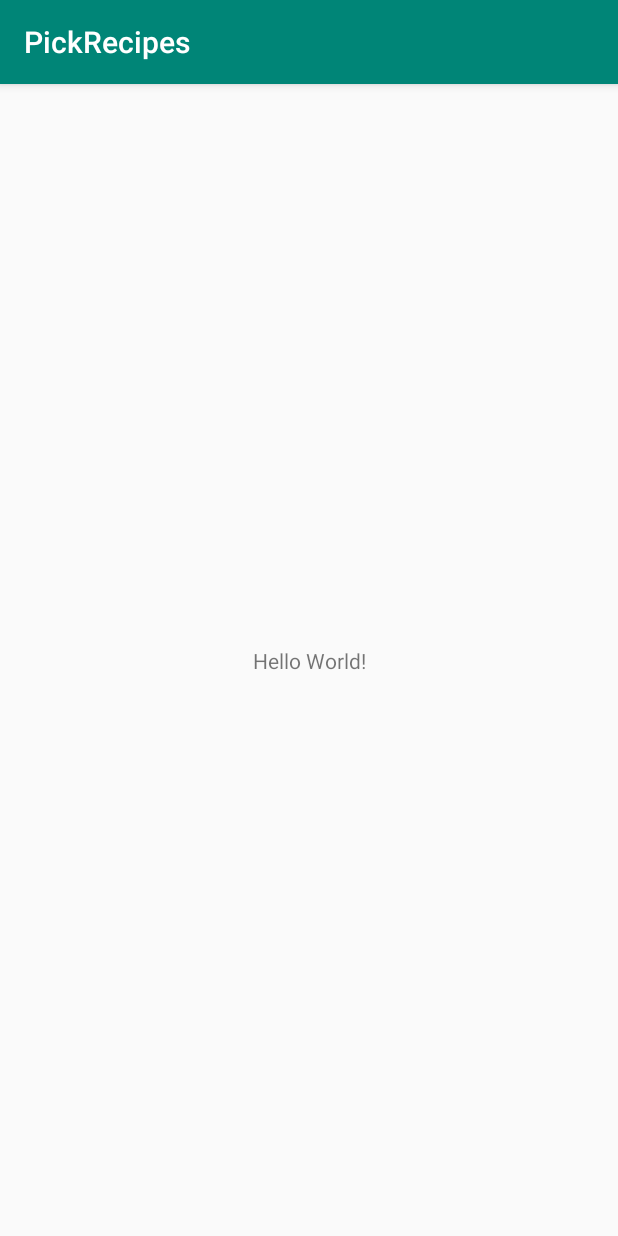
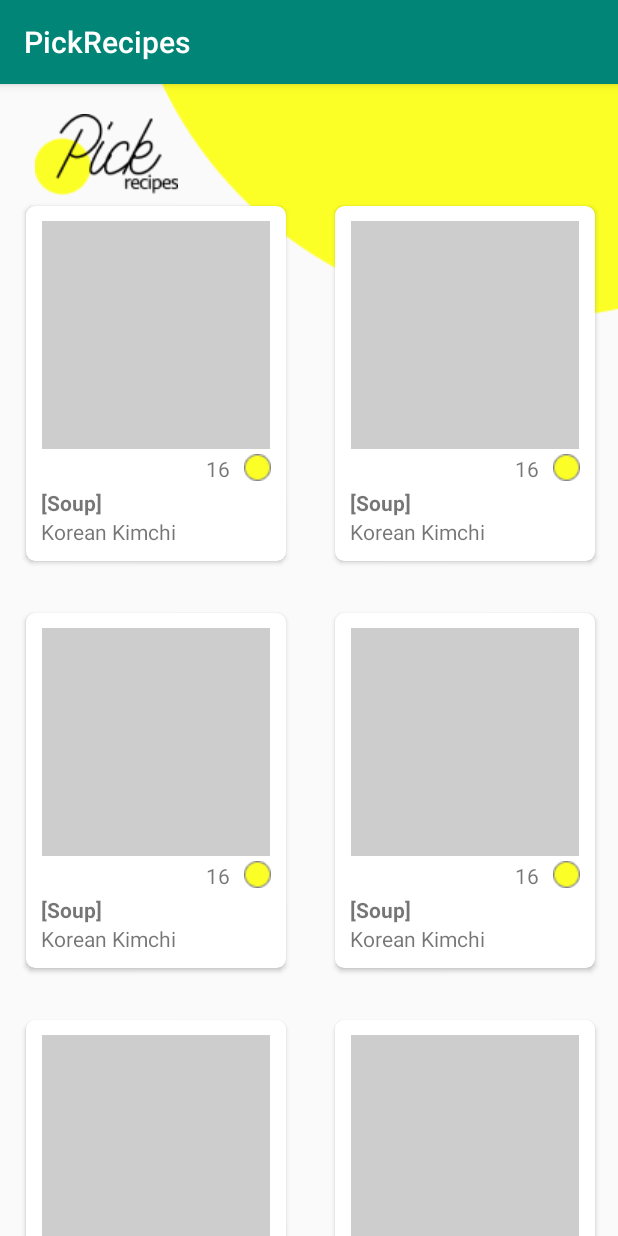
Before and after one commit to HYEOCK/PickRecipes, an Android app: the screen it shows after launch (MainActivity), on a phone screen of 412 x 824 dp. Run offline under Robolectric (Android 15) with nearby library versions, the phone set to English and light mode, and no system bars.

Commit message:
doing KfoodList RecyclerView

```diff
--- a/app/build.gradle
+++ b/app/build.gradle
@@ -25,6 +25,7 @@ dependencies {
     testImplementation 'junit:junit:4.12'
     androidTestImplementation 'com.android.support.test:runner:1.0.2'
     androidTestImplementation 'com.android.support.test.espresso:espresso-core:3.0.2'
+    implementation 'com.android.support:cardview-v7:28.0.0'
     implementation 'com.android.support:recyclerview-v7:28.0.0'
     implementation 'com.android.support:design:28.0.0'
 }
--- /dev/null
+++ b/app/src/main/java/com/example/pickrecipes/CardList.java
@@ -0,0 +1,27 @@
+package com.example.pickrecipes;
+
+public class CardList {
+    private String title;
+    private String contents;
+
+    public CardList(String title, String contents) {
+        this.title = title;
+        this.contents = contents;
+    }
+
+    public String getTitle() {
+        return title;
+    }
+
+    public void setTitle(String title) {
+        this.title = title;
+    }
+
+    public String getContents() {
+        return contents;
+    }
+
+    public void setContents(String contents) {
+        this.contents = contents;
+    }
+}
--- a/app/src/main/java/com/example/pickrecipes/KfoodList.java
+++ b/app/src/main/java/com/example/pickrecipes/KfoodList.java
@@ -2,12 +2,38 @@ package com.example.pickrecipes;
 
 import android.support.v7.app.AppCompatActivity;
 import android.os.Bundle;
+import android.support.v7.widget.GridLayoutManager;
+import android.support.v7.widget.LinearLayoutManager;
+import android.support.v7.widget.RecyclerView;
+
+import java.util.ArrayList;
+import java.util.List;
 
 public class KfoodList extends AppCompatActivity {
 
     @Override
     protected void onCreate(Bundle savedInstanceState) {
         super.onCreate(savedInstanceState);
-        setContentView(R.layout.activity_kfood_list);
+        setContentView(R.layout.activity_k_list);
+
+        RecyclerView recyclerView = findViewById(R.id.recyclerViewList);
+
+        RecyclerView.LayoutManager layoutManager = new GridLayoutManager(this, 2);
+        recyclerView.setLayoutManager(layoutManager);
+
+        List<CardList> dataList =  new ArrayList<>();
+        dataList.add(new CardList("[Soup]", "Korean Kimchi"));
+        dataList.add(new CardList("[Soup]", "Korean Kimchi"));
+        dataList.add(new CardList("[Soup]", "Korean Kimchi"));
+        dataList.add(new CardList("[Soup]", "Korean Kimchi"));
+        dataList.add(new CardList("[Soup]", "Korean Kimchi"));
+        dataList.add(new CardList("[Soup]", "Korean Kimchi"));
+        dataList.add(new CardList("[Soup]", "Korean Kimchi"));
+//        for (int i = 0; i < 10; i++){
+//            dataList.add(new CardList("soup", "kimchisoup"));
+//        }
+
+        RecyclerViewListAdapter adapter = new RecyclerViewListAdapter(dataList);
+        recyclerView.setAdapter(adapter);
     }
 }
--- a/app/src/main/java/com/example/pickrecipes/MainActivity.java
+++ b/app/src/main/java/com/example/pickrecipes/MainActivity.java
@@ -2,12 +2,34 @@ package com.example.pickrecipes;
 
 import android.support.v7.app.AppCompatActivity;
 import android.os.Bundle;
+import android.support.v7.widget.GridLayoutManager;
+import android.support.v7.widget.LinearLayoutManager;
+import android.support.v7.widget.RecyclerView;
+
+import java.util.ArrayList;
+import java.util.List;
 
 public class MainActivity extends AppCompatActivity {
 
     @Override
     protected void onCreate(Bundle savedInstanceState) {
         super.onCreate(savedInstanceState);
-        setContentView(R.layout.activity_main);
+        setContentView(R.layout.activity_k_list);
+        RecyclerView recyclerView = findViewById(R.id.recyclerViewList);
+
+        RecyclerView.LayoutManager layoutManager = new GridLayoutManager(this, 2);
+        recyclerView.setLayoutManager(layoutManager);
+
+        List<CardList> dataList =  new ArrayList<>();
+        dataList.add(new CardList("[Soup]", "Korean Kimchi"));
+        dataList.add(new CardList("[Soup]", "Korean Kimchi"));
+        dataList.add(new CardList("[Soup]", "Korean Kimchi"));
+        dataList.add(new CardList("[Soup]", "Korean Kimchi"));
+        dataList.add(new CardList("[Soup]", "Korean Kimchi"));
+        dataList.add(new CardList("[Soup]", "Korean Kimchi"));
+        dataList.add(new CardList("[Soup]", "Korean Kimchi"));
+
+        RecyclerViewListAdapter adapter = new RecyclerViewListAdapter(dataList);
+        recyclerView.setAdapter(adapter);
     }
 }
--- /dev/null
+++ b/app/src/main/java/com/example/pickrecipes/RecyclerViewListAdapter.java
@@ -0,0 +1,50 @@
+package com.example.pickrecipes;
+
+import android.support.annotation.NonNull;
+import android.support.v7.widget.RecyclerView;
+import android.view.LayoutInflater;
+import android.view.View;
+import android.view.ViewGroup;
+import android.widget.TextView;
+
+import java.util.List;
+
+public class RecyclerViewListAdapter extends RecyclerView.Adapter<RecyclerViewListAdapter.ViewHolder> {
+
+    private final List<CardList> mDataList;
+
+    public RecyclerViewListAdapter(List<CardList>dataList){
+        mDataList = dataList;
+    }
+
+    @NonNull
+    @Override
+    public ViewHolder onCreateViewHolder(@NonNull ViewGroup viewGroup, int i) { // 뷰홀더 만드는 부분
+        View view = LayoutInflater.from(viewGroup.getContext()).inflate(R.layout.list_cards, viewGroup, false);
+        return new ViewHolder(view);
+    }
+
+    @Override
+    public void onBindViewHolder(@NonNull ViewHolder viewHolder, int i) {
+        CardList list = mDataList.get(i);
+        viewHolder.title.setText(list.getTitle());
+        viewHolder.contests.setText(list.getContents());
+
+    }
+
+    @Override
+    public int getItemCount() {
+        return mDataList.size(); // 어댑터의 리스트 갯수
+    }
+
+    public static class ViewHolder extends  RecyclerView.ViewHolder{
+        TextView title;
+        TextView contests;
+
+        public ViewHolder(@NonNull View itemView) {
+            super(itemView);
+            title = itemView.findViewById(R.id.title_text);
+            contests = itemView.findViewById(R.id.content_text);
+        }
+    }
+}
--- /dev/null
+++ b/app/src/main/res/layout/activity_k_list.xml
@@ -0,0 +1,43 @@
+<?xml version="1.0" encoding="utf-8"?>
+<RelativeLayout
+    xmlns:android="http://schemas.android.com/apk/res/android"
+    xmlns:app="http://schemas.android.com/apk/res-auto"
+    xmlns:tools="http://schemas.android.com/tools"
+    android:layout_width="match_parent"
+    android:layout_height="match_parent"
+    tools:context=".KfoodList">
+
+    <ImageView
+        android:layout_width="wrap_content"
+        android:layout_height="wrap_content"
+        android:background="@drawable/bgy"
+        android:layout_alignParentEnd="true"/>
+
+    <ImageView
+        android:id="@+id/imageView"
+        android:layout_width="wrap_content"
+        android:layout_height="wrap_content"
+        app:srcCompat="@drawable/logo_s"
+        android:layout_marginStart="23dp"
+        android:layout_marginTop="20dp"/>
+
+    <TextView
+        android:layout_width="wrap_content"
+        android:layout_height="wrap_content"
+        android:text="Home > Korean food"
+        android:layout_marginStart="23dp"
+        android:layout_marginTop="95dp"/>
+
+    <ScrollView
+        android:layout_width="wrap_content"
+        android:layout_height="wrap_content">
+
+    <android.support.v7.widget.RecyclerView
+        android:id="@+id/recyclerViewList"
+        android:layout_width="match_parent"
+        android:layout_height="match_parent"
+        tools:listitem="@layout/list_cards"
+        android:layout_marginTop="110dp"/>
+    </ScrollView>
+
+</RelativeLayout>
--- /dev/null
+++ b/app/src/main/res/layout/list_cards.xml
@@ -0,0 +1,66 @@
+<?xml version="1.0" encoding="utf-8"?>
+<android.support.v7.widget.CardView
+    xmlns:android="http://schemas.android.com/apk/res/android"
+    xmlns:app="http://schemas.android.com/apk/res-auto"
+    xmlns:tools="http://schemas.android.com/tools"
+    android:layout_width="173dp"
+    android:layout_height="wrap_content"
+    android:layout_margin="17dp"
+    app:cardCornerRadius="6dp"
+    app:cardElevation="2dp"
+    tools:context=".KfoodList">
+
+    <LinearLayout
+        android:layout_width="match_parent"
+        android:layout_height="match_parent"
+        android:padding="10dp"
+        android:orientation="vertical">
+
+        <ImageView
+            android:id="@+id/listImg"
+            android:layout_width="152dp"
+            android:layout_height="152dp"
+            android:layout_gravity="center"
+            android:background="#44444444"
+            android:scaleType="center"/>
+
+        <RelativeLayout
+            android:layout_width="match_parent"
+            android:layout_height="wrap_content"
+            android:layout_marginTop="3dp"
+            android:layout_marginBottom="3dp">
+
+            <ImageView
+                android:id="@+id/countImg"
+                android:layout_width="wrap_content"
+                android:layout_height="wrap_content"
+                android:layout_alignParentEnd="true"
+                app:srcCompat="@drawable/saved_s" />
+
+            <TextView
+                android:id="@+id/countNum"
+                android:layout_width="wrap_content"
+                android:layout_height="wrap_content"
+                android:layout_alignParentTop="true"
+                android:layout_gravity="end"
+                android:layout_marginTop="0dp"
+                android:layout_marginEnd="9dp"
+                android:layout_toStartOf="@+id/countImg"
+                android:text="16" />
+        </RelativeLayout>
+
+        <TextView
+            android:id="@+id/title_text"
+            android:layout_width="wrap_content"
+            android:layout_height="wrap_content"
+            android:text="title"
+            android:textStyle="bold"
+            tools:text="title" />
+        <TextView
+            android:id="@+id/content_text"
+            android:layout_width="wrap_content"
+            android:layout_height="wrap_content"
+            tools:text="content"/>
+    </LinearLayout>
+
+</android.support.v7.widget.CardView>
```
